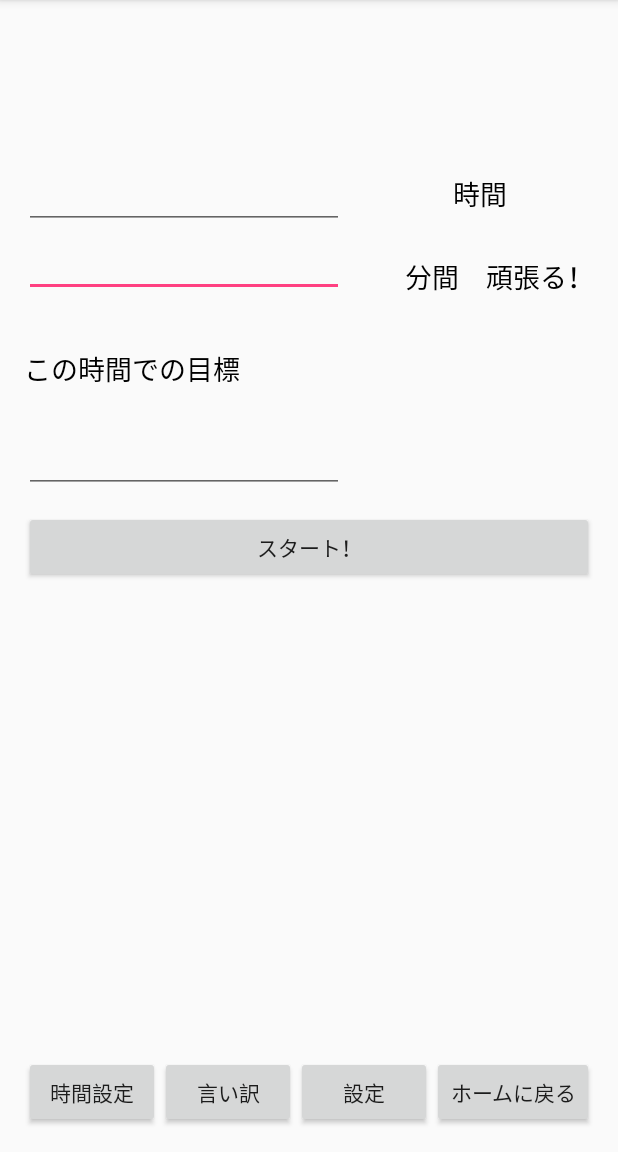
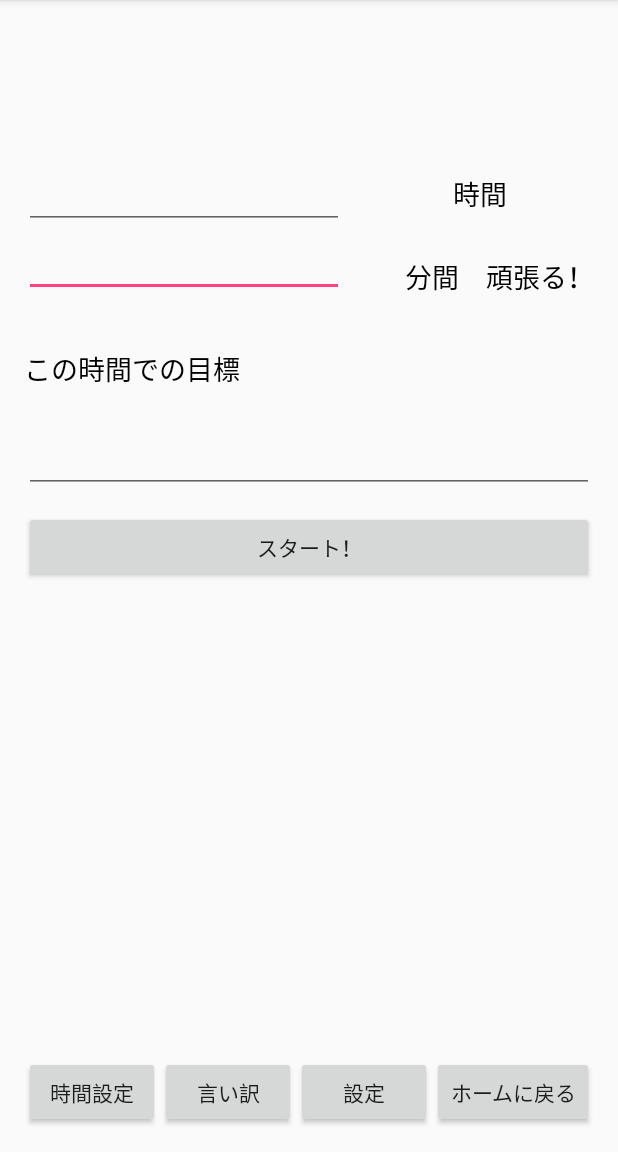
Before and after one commit to daihukumoshi/Lockmyself, an Android app: the Sentence2Activity screen opened directly, with no data from a screen before it, after a tap on "時間設定", on a phone screen of 412 x 824 dp, the part 84-1236 px from its top. Run offline under Robolectric (Android 15) with nearby library versions, the phone set to English and light mode, and no system bars.

Commit message:
third commit

```diff
--- a/app/src/main/java/com/lifeistech/android/lockmyself/MainActivity.java
+++ b/app/src/main/java/com/lifeistech/android/lockmyself/MainActivity.java
@@ -19,14 +19,12 @@ import java.util.logging.LogRecord;
 public class MainActivity extends AppCompatActivity {
 
 
-    String Sentence;
+    String sentence;
     int Text1;
     int Text2;
     int fText1;
     int fText2;
     int fText;
-    int t1;
-    int t2;
     EditText editText1;
     EditText editText2;
     EditText editText3;
@@ -40,7 +38,7 @@ public class MainActivity extends AppCompatActivity {
         setContentView(R.layout.activity_main);
 
     Intent intent = getIntent();
-    Sentence =intent.getStringExtra("Sentence");
+    sentence =intent.getStringExtra("sentence");
 
         editText1= (EditText) findViewById(R.id.editText);
         editText1.setInputType( InputType.TYPE_CLASS_NUMBER | InputType.TYPE_NUMBER_VARIATION_NORMAL);
@@ -49,9 +47,8 @@ public class MainActivity extends AppCompatActivity {
         editText2.setInputType( InputType.TYPE_CLASS_NUMBER | InputType.TYPE_NUMBER_VARIATION_NORMAL);
 
         editText3 = (EditText) findViewById(R.id.editText3);
-        text1 = editText1.getText().toString();
-        text2 = editText2.getText().toString();
-        text3 = editText3.getText().toString();
+
+
     }
     @Override
     public boolean onKeyDown(int keyCode, KeyEvent event) {
@@ -65,19 +62,31 @@ public class MainActivity extends AppCompatActivity {
 
 
     public void start (View v) {
-        //スタートボタンを押した時、必ずおめでとう画面に遷移してしまう
+        //String➡︎Intの変換で落ちる
+        Log.d("text1", ""+editText1.length());
+        Log.d("text2", ""+editText2.length());
 
-        if(editText1.length()+editText2.length()==0){
+        if(editText1.length()==0&&editText2.length() == 0){
+
             Toast toast = Toast.makeText(MainActivity.this, "時間を入力してください", Toast.LENGTH_SHORT);
             toast.show();
 
-        }else{
-            if(text1.length()==0){
+        }else {
+
+
+            text1 = editText1.getText().toString();
+            text2 = editText2.getText().toString();
+            text3 = editText3.getText().toString();
+
+            if(editText1.length()==0){
                 text1="0";
             }
-            if(text2.length()==0){
+            if(editText2.length()==0){
                 text2="0";
             }
+
+
+
             Text1 = Integer.parseInt(text1);
             Text2 = Integer.parseInt(text2);
             fText1 = Text1*3600;
@@ -86,12 +95,14 @@ public class MainActivity extends AppCompatActivity {
 
             Intent intent2 = new Intent(this,subActivity.class);
             intent2.putExtra("mokuhyou",text3);//Edittext3にある目標をsubActivityに受け渡す
-            intent2.putExtra("sentence",Sentence);
-            intent2.putExtra("f",fText);
+            intent2.putExtra("sentence",sentence);
+            //intent2.putExtra("f",fText);
             intent2.putExtra("t1",Text1);
             intent2.putExtra("t2",Text2);
             startActivity(intent2);
+
         }
+
 
 
 
--- a/app/src/main/java/com/lifeistech/android/lockmyself/ReallyActivity.java
+++ b/app/src/main/java/com/lifeistech/android/lockmyself/ReallyActivity.java
@@ -3,6 +3,7 @@ package com.lifeistech.android.lockmyself;
 import android.content.Intent;
 import android.support.v7.app.AppCompatActivity;
 import android.os.Bundle;
+import android.util.Log;
 import android.view.View;
 import android.widget.EditText;
 import android.widget.TextView;
@@ -27,6 +28,8 @@ public class ReallyActivity extends AppCompatActivity {
 
         Intent intent2 = getIntent();
         sentence =intent2.getStringExtra("sentence");
+
+        Log.d("sentence",""+sentence);
 
         textView3.setText(sentence);
     }
--- a/app/src/main/java/com/lifeistech/android/lockmyself/Sentence2Activity.java
+++ b/app/src/main/java/com/lifeistech/android/lockmyself/Sentence2Activity.java
@@ -3,9 +3,13 @@ package com.lifeistech.android.lockmyself;
 import android.content.Intent;
 import android.support.v7.app.AppCompatActivity;
 import android.os.Bundle;
+import android.util.Log;
 import android.view.View;
 import android.widget.TextView;
 import android.widget.Toast;
+
+import java.util.HashMap;
+import java.util.StringTokenizer;
 
 public class Sentence2Activity extends AppCompatActivity {
     String sentence;
@@ -25,7 +29,7 @@ public class Sentence2Activity extends AppCompatActivity {
     TextView textView6;
     TextView textView7;
     TextView textView8;
-
+    HashMap hashMap;
 
 
 
@@ -35,6 +39,7 @@ public class Sentence2Activity extends AppCompatActivity {
     protected void onCreate(Bundle savedInstanceState) {
         super.onCreate(savedInstanceState);
         setContentView(R.layout.activity_sentence2);
+        hashMap = new HashMap<String,String>();
 
         textView1 = (TextView)findViewById(R.id.textView9);
         textView2 = (TextView)findViewById(R.id.textView10);
@@ -46,7 +51,7 @@ public class Sentence2Activity extends AppCompatActivity {
         textView8 = (TextView)findViewById(R.id.textView16);
 
             Intent intent = getIntent();
-        sentence =intent.getStringExtra("Sentence");
+            sentence =intent.getStringExtra("sentence");
             Text1 = intent.getStringExtra("text1");
             Text2 = intent.getStringExtra("text2");
             Text3 = intent.getStringExtra("text3");
@@ -56,14 +61,29 @@ public class Sentence2Activity extends AppCompatActivity {
             Text7 = intent.getStringExtra("text7");
             Text8 = intent.getStringExtra("text8");
 
-        textView1.setText(Text1);
-        textView2.setText(Text2);
-        textView3.setText(Text3);
-        textView4.setText(Text4);
-        textView5.setText(Text5);
-        textView6.setText(Text6);
-        textView7.setText(Text7);
-        textView8.setText(Text8);
+        String[] text = {Text1,Text2,Text3,Text4,Text5,Text6,Text7,Text8};
+
+
+        for(int i = 0;i<=7;i++){
+            if(text[i]==null){
+                text[i]=" ";
+                hashMap.put(text[i],text[i]);
+            }else{
+                hashMap.put(text[i],text[i]);
+
+            }
+        }
+
+        textView1.setText(hashMap.get(text[0]).toString());
+        textView2.setText(hashMap.get(text[1]).toString());
+        textView3.setText(hashMap.get(text[2]).toString());
+        textView4.setText(hashMap.get(text[3]).toString());
+        textView5.setText(hashMap.get(text[4]).toString());
+        textView6.setText(hashMap.get(text[5]).toString());
+        textView7.setText(hashMap.get(text[6]).toString());
+        textView8.setText(hashMap.get(text[7]).toString());
+
+
     }
 
     public void change(View v){
@@ -80,11 +100,12 @@ public class Sentence2Activity extends AppCompatActivity {
     }
     public void time (View v){
         Intent intent = new Intent(this,MainActivity.class);
-        intent.putExtra("Sentence",sentence);
+        intent.putExtra("sentence",sentence);
         startActivity(intent);
     }
     public void reason(View v){
         Intent intent = new Intent(this,ReasonActivity.class);
+        intent.putExtra("sentence",sentence);
         startActivity(intent);
     }
     public void settei(View v){
--- a/app/src/main/res/layout/activity_main.xml
+++ b/app/src/main/res/layout/activity_main.xml
@@ -108,7 +108,8 @@
         android:layout_marginTop="24dp"
         android:id="@+id/editText3"
         android:layout_below="@+id/textView3"
-        android:layout_alignParentStart="true" />
+        android:layout_alignParentStart="true"
+        android:layout_alignParentEnd="true" />
 
     <EditText
         android:layout_width="wrap_content"
--- a/app/src/main/res/layout/activity_really.xml
+++ b/app/src/main/res/layout/activity_really.xml
@@ -35,7 +35,7 @@
         android:layout_marginEnd="31dp" />
 
     <TextView
-        android:layout_width="wrap_content"
+        android:layout_width="match_parent"
         android:layout_height="wrap_content"
         android:layout_below="@+id/textView2"
         android:layout_centerHorizontal="true"
```
Also changed, not shown: app/src/main/java/com/lifeistech/android/lockmyself/ReasonActivity.java (+8 -0 lines), app/src/main/java/com/lifeistech/android/lockmyself/SentenceActivity.java (+33 -45 lines). Lines whose indentation alone changed are shown as unchanged.
